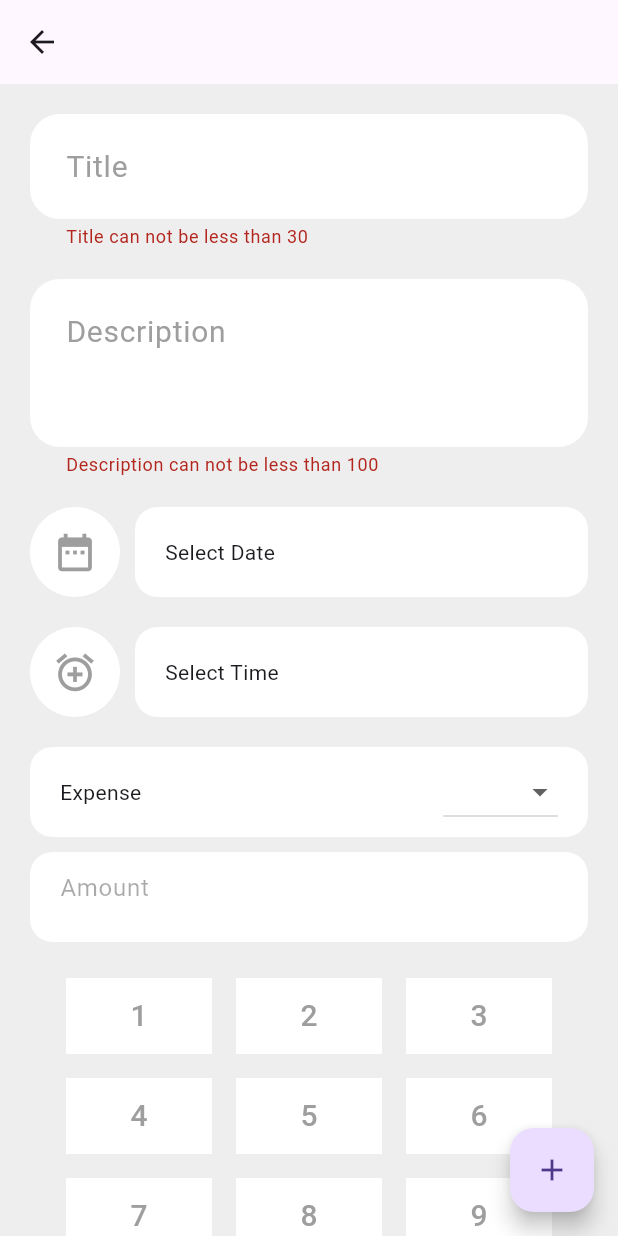
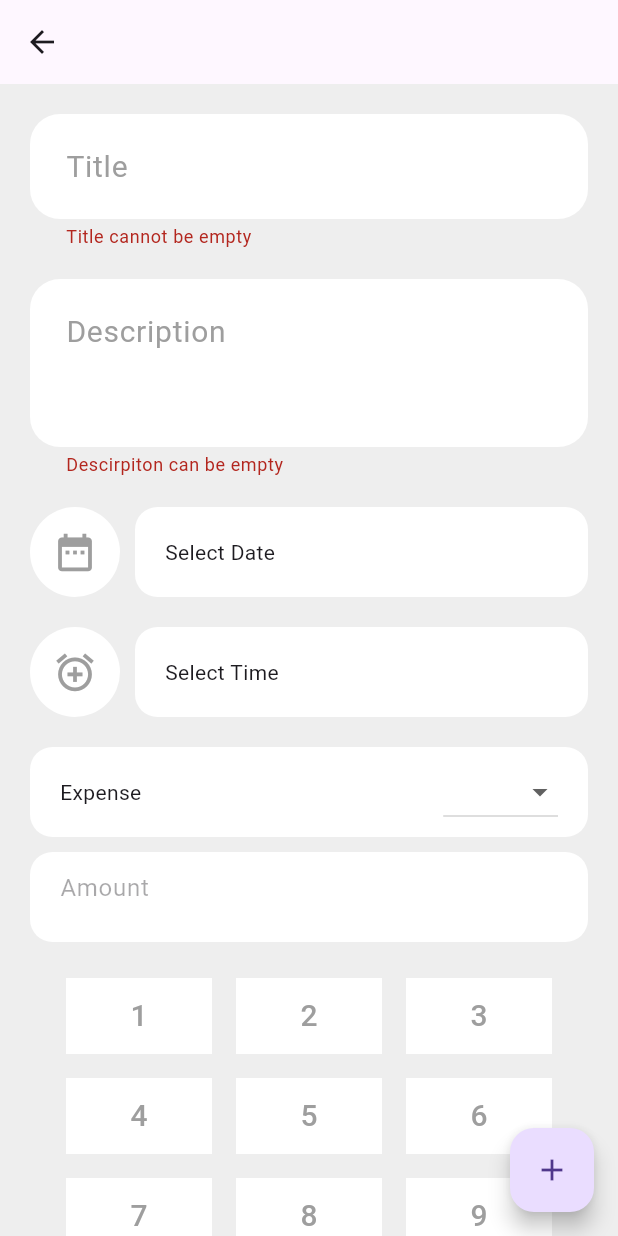
Before and after one commit to MurtazaFlutter/Expense-Tracker--BloC-Pattern, a Flutter app: the AddExpensesScreen screen opened directly, after a tap on the "add" icon, on a phone screen of 412 x 824 dp. Run offline on Flutter 3.47's test engine with Material 3 defaults, Android fonts, the phone set to English and light mode, and no system bars; our stand-ins replace bloc, cloud_firestore, firebase_core, fl_chart, flutter_bloc, gap; accounts and stored records are empty.

Commit message:
done with the app

```diff
--- a/lib/views/add/views/add_expenses.dart
+++ b/lib/views/add/views/add_expenses.dart
@@ -6,6 +6,7 @@ import 'package:expense_tracker/views/add/widgets/expense.dart';
 import 'package:flutter/material.dart';
 import 'package:flutter_bloc/flutter_bloc.dart';
 import 'package:gap/gap.dart';
+
 import '../widgets/custom_text_field.dart';
 
 class AddExpensesScreen extends StatefulWidget {
@@ -16,6 +17,7 @@ class AddExpensesScreen extends StatefulWidget {
 }
 
 class _AddExpensesScreenState extends State<AddExpensesScreen> {
+  final GlobalKey<ScaffoldState> _scaffoldKey = GlobalKey<ScaffoldState>();
   final TextEditingController title = TextEditingController();
   final TextEditingController description = TextEditingController();
   final TextEditingController amountController = TextEditingController();
@@ -23,19 +25,45 @@ class _AddExpensesScreenState extends State<AddExpensesScreen> {
   final _formKey = GlobalKey<FormState>();
 
   void submit() async {
-    if (_formKey.currentState!.validate()) {
-      final expense = ExpenseModel(title.text, description.text, categoryValue!,
-          DateTime.now(), TimeOfDay.now(), amountController.text);
+    if (_formKey.currentState?.validate() ?? false) {
+      if (_areAllDetailsFilled()) {
+        final expense = ExpenseModel(
+            title.text,
+            description.text,
+            categoryValue!,
+            DateTime.now(),
+            TimeOfDay.now(),
+            amountController.text);
 
-      context.read<AddExpenseBloc>().add(AddExpenseEventWithModel(expense));
+        context.read<AddExpenseBloc>().add(AddExpenseEventWithModel(expense));
 
-      Navigator.of(context).pop(expense);
+        Navigator.of(context).pop(expense);
+      } else {
+        _showSnackbar("Please fill in all details");
+      }
     }
+  }
+
+  void _showSnackbar(String message) {
+    ScaffoldMessenger.of(context).showSnackBar(
+      SnackBar(
+        content: Text(message),
+        duration: const Duration(seconds: 2),
+      ),
+    );
+  }
+
+  bool _areAllDetailsFilled() {
+    return title.text.isNotEmpty &&
+        description.text.isNotEmpty &&
+        categoryValue != null &&
+        amountController.text.isNotEmpty;
   }
 
   @override
   Widget build(BuildContext context) {
     return Scaffold(
+      key: _scaffoldKey,
       floatingActionButton: FloatingActionButton(
         onPressed: submit,
         child: const Icon(Icons.add),
@@ -51,8 +79,10 @@ class _AddExpensesScreenState extends State<AddExpensesScreen> {
                 const Gap(20),
                 CustomTextField(
                   validator: (value) {
-                    if (value!.length <= 30) {
-                      return 'Title can not be less than 30';
+                    if (value!.isEmpty) {
+                      return 'Title cannot be empty';
+                    } else if (value.length <= 30) {
+                      return 'Title must be at most 30 characters';
                     }
                   },
                   maxLines: 1,
@@ -62,8 +92,10 @@ class _AddExpensesScreenState extends State<AddExpensesScreen> {
                 const Gap(20),
                 CustomTextField(
                   validator: (value) {
-                    if (value!.length <= 100) {
-                      return 'Description can not be less than 100';
+                    if (value!.isEmpty) {
+                      return 'Descirpiton can be empty';
+                    } else if (value.length <= 100) {
+                      return 'Description must be at most 100 characters';
                     }
                   },
                   maxLines: 3,
@@ -71,15 +103,13 @@ class _AddExpensesScreenState extends State<AddExpensesScreen> {
                   hintText: 'Description',
                 ),
                 const Gap(20),
-                DateTimePicker(
+                const DateTimePicker(
                   icon: Icons.date_range,
-                  onTap: () {},
                   title: 'Date',
                 ),
                 const Gap(20),
-                DateTimePicker(
+                const DateTimePicker(
                   icon: Icons.alarm_add,
-                  onTap: () {},
                   title: 'Time',
                 ),
                 const Gap(20),
--- a/lib/views/add/widgets/expense.dart
+++ b/lib/views/add/widgets/expense.dart
@@ -7,11 +7,9 @@ import 'package:intl/intl.dart';
 class DateTimePicker extends StatefulWidget {
   final IconData icon;
   final String title;
-  final VoidCallback onTap;
 
   const DateTimePicker({
     Key? key,
-    required this.onTap,
     required this.icon,
     required this.title,
   }) : super(key: key);
--- a/lib/views/home/widgets/expense_tracker.dart
+++ b/lib/views/home/widgets/expense_tracker.dart
@@ -76,8 +76,6 @@ class ExpenseTracker extends StatelessWidget {
                   const Gap(4),
                   Text(
                     description,
-                    softWrap: true,
-                    overflow: TextOverflow.ellipsis,
                     style: TextStyle(fontSize: 12, color: Colors.grey.shade600),
                   ),
                   const Gap(4),
```
Also changed, not shown: lib/cubit/date_time_cubit.dart (deleted, +0 -26 lines).
